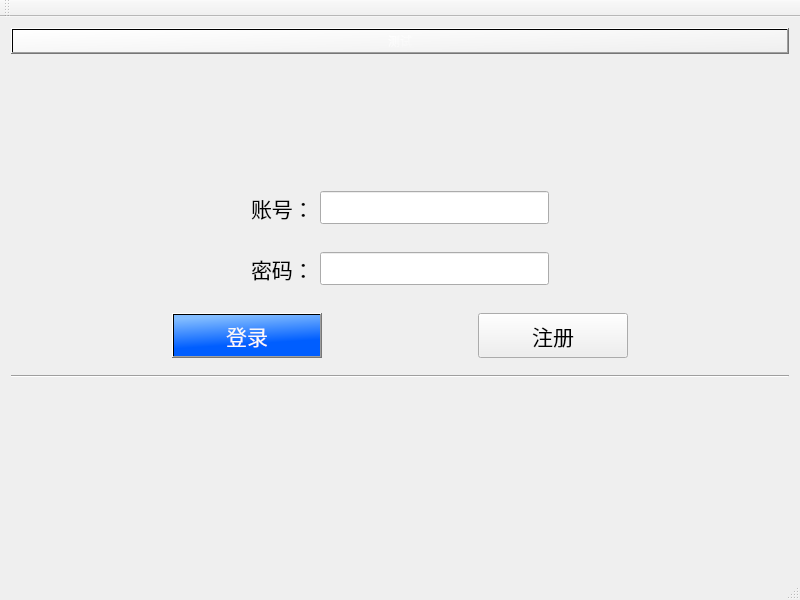
This is ChatRoom/mainwindow.ui in AnsrM/Chat-Project as Qt 5 draws it before an edit. The edited form follows.
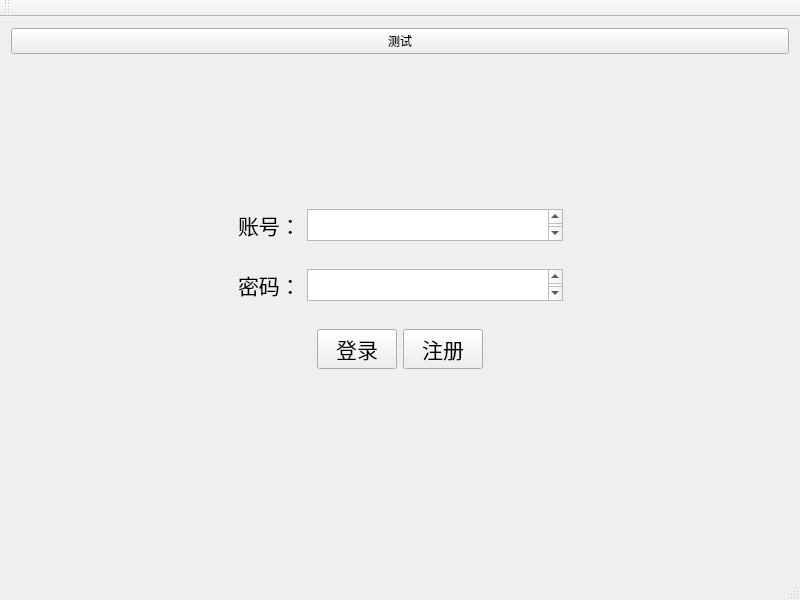
This is the edited form.

Diff of the .ui file:
```diff
--- a/ChatRoom/mainwindow.ui
+++ b/ChatRoom/mainwindow.ui
@@ -17,12 +17,6 @@
    <layout class="QVBoxLayout" name="verticalLayout_3">
     <item>
      <widget class="QPushButton" name="test">
-      <property name="styleSheet">
-       <string notr="true">background-color: qlineargradient(spread:pad, x1:1, y1:1, x2:0, y2:0, stop:0 rgba(0, 0, 0, 0), stop:1 rgba(255, 255, 255, 255));
-border-color: qlineargradient(spread:pad, x1:1, y1:1, x2:0, y2:0, stop:0 rgba(0, 0, 0, 0), stop:1 rgba(255, 255, 255, 255));
-color: qlineargradient(spread:pad, x1:1, y1:1, x2:0, y2:0, stop:0 rgba(0, 0, 0, 0), stop:1 rgba(255, 255, 255, 255));
-</string>
-      </property>
       <property name="text">
        <string>测试</string>
       </property>
@@ -70,16 +64,18 @@
         </widget>
        </item>
        <item>
-        <widget class="QLineEdit" name="lineEditAccount">
+        <widget class="QTextEdit" name="textEditAccount">
+         <property name="minimumSize">
+          <size>
+           <width>0</width>
+           <height>30</height>
+          </size>
+         </property>
          <property name="font">
           <font>
-           <family>Arial</family>
            <pointsize>16</pointsize>
           </font>
          </property>
-         <property name="text">
-          <string/>
-         </property>
         </widget>
        </item>
        <item>
@@ -131,16 +127,18 @@
         </widget>
        </item>
        <item>
-        <widget class="QLineEdit" name="lineEditPassword">
+        <widget class="QTextEdit" name="textEditPassword">
+         <property name="minimumSize">
+          <size>
+           <width>0</width>
+           <height>30</height>
+          </size>
+         </property>
          <property name="font">
           <font>
-           <family>Arial</family>
            <pointsize>16</pointsize>
           </font>
          </property>
-         <property name="text">
-          <string/>
-         </property>
         </widget>
        </item>
        <item>
@@ -177,81 +175,20 @@
        </item>
        <item>
         <widget class="QPushButton" name="pushButtonLogin">
-         <property name="sizePolicy">
-          <sizepolicy hsizetype="MinimumExpanding" vsizetype="Fixed">
-           <horstretch>0</horstretch>
-           <verstretch>0</verstretch>
-          </sizepolicy>
-         </property>
-         <property name="minimumSize">
-          <size>
-           <width>100</width>
-           <height>45</height>
-          </size>
-         </property>
-         <property name="baseSize">
-          <size>
-           <width>100</width>
-           <height>50</height>
-          </size>
-         </property>
          <property name="font">
           <font>
-           <family>幼圆</family>
            <pointsize>16</pointsize>
           </font>
          </property>
-         <property name="styleSheet">
-          <string notr="true">background-color: qlineargradient(spread:pad, x1:0.670455, y1:1, x2:0.443, y2:0, stop:0.3125 rgba(0, 94, 255, 255), stop:1 rgba(131, 189, 255, 255));
-color: rgb(249, 249, 249);</string>
-         </property>
          <property name="text">
           <string>登录</string>
          </property>
         </widget>
        </item>
-       <item>
-        <spacer name="horizontalSpacer_9">
-         <property name="orientation">
-          <enum>Qt::Horizontal</enum>
-         </property>
-         <property name="sizeHint" stdset="0">
-          <size>
-           <width>10</width>
-           <height>5</height>
-          </size>
-         </property>
-        </spacer>
-       </item>
        <item>
         <widget class="QPushButton" name="pushButtonRegister">
-         <property name="sizePolicy">
-          <sizepolicy hsizetype="MinimumExpanding" vsizetype="Fixed">
-           <horstretch>0</horstretch>
-           <verstretch>0</verstretch>
-          </sizepolicy>
-         </property>
-         <property name="minimumSize">
-          <size>
-           <width>100</width>
-           <height>45</height>
-          </size>
-         </property>
-         <property name="sizeIncrement">
-          <size>
-           <width>0</width>
-           <height>0</height>
-          </size>
-         </property>
-         <property name="baseSize">
-          <size>
-           <width>100</width>
-           <height>50</height>
-          </size>
-         </property>
          <property name="font">
           <font>
-           <family>幼圆</family>
            <pointsize>16</pointsize>
           </font>
          </property>
@@ -278,14 +215,6 @@
       <zorder>pushButtonLogin</zorder>
       <zorder>horizontalSpacer_5</zorder>
       <zorder>horizontalSpacer_6</zorder>
-      <zorder>horizontalSpacer_9</zorder>
-     </widget>
-    </item>
-    <item>
-     <widget class="Line" name="line">
-      <property name="orientation">
-       <enum>Qt::Horizontal</enum>
-      </property>
      </widget>
     </item>
     <item>
@@ -306,44 +235,26 @@
        </item>
        <item>
         <widget class="QLabel" name="labelError">
-         <property name="sizePolicy">
-          <sizepolicy hsizetype="Preferred" vsizetype="Preferred">
-           <horstretch>0</horstretch>
-           <verstretch>0</verstretch>
-          </sizepolicy>
-         </property>
          <property name="minimumSize">
           <size>
-           <width>400</width>
-           <height>40</height>
+           <width>0</width>
+           <height>20</height>
           </size>
          </property>
          <property name="font">
           <font>
-           <family>宋体</family>
-           <pointsize>14</pointsize>
-           <weight>50</weight>
-           <bold>false</bold>
+           <pointsize>12</pointsize>
           </font>
          </property>
          <property name="acceptDrops">
           <bool>false</bool>
          </property>
-         <property name="layoutDirection">
-          <enum>Qt::LeftToRight</enum>
-         </property>
          <property name="autoFillBackground">
           <bool>false</bool>
          </property>
-         <property name="styleSheet">
-          <string notr="true">color: rgb(255, 0, 0);</string>
-         </property>
          <property name="text">
           <string/>
          </property>
-         <property name="alignment">
-          <set>Qt::AlignCenter</set>
-         </property>
         </widget>
        </item>
        <item>
```
Left out of the diff: 7 changed lines with no effect on the pictures.
